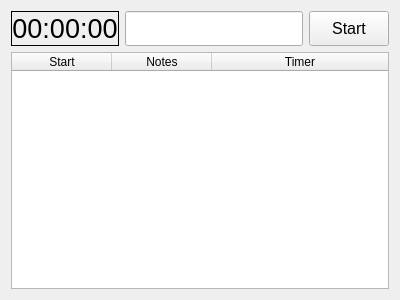
First picture: the form in stopwatch.ui, repository lefrostxgcc/Stopwatch, before the edit.
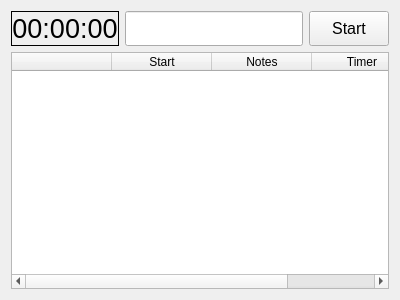
Second picture: the form after the edit. Icons and pictures are not drawn.

Commit message: Implemented autosize mode of Notes column

Diff of the .ui file:
```diff
--- a/stopwatch.ui
+++ b/stopwatch.ui
@@ -98,11 +98,22 @@
        <number>0</number>
       </property>
       <property name="columnCount">
-       <number>3</number>
+       <number>4</number>
       </property>
       <attribute name="horizontalHeaderStretchLastSection">
-       <bool>true</bool>
+       <bool>false</bool>
       </attribute>
+      <attribute name="verticalHeaderMinimumSectionSize">
+       <number>25</number>
+      </attribute>
+      <column>
+       <property name="text">
+        <string> </string>
+       </property>
+       <property name="textAlignment">
+        <set>AlignCenter</set>
+       </property>
+      </column>
       <column>
        <property name="text">
         <string>Start</string>
```
The commit also changes 1 other file.
